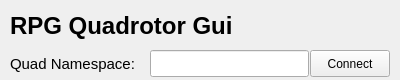
This is gui/rqt_quad_gui/resource/quad_name_widget.ui in uzh-rpg/rpg_quadrotor_control as Qt 5 draws it before an edit. The edited form follows.
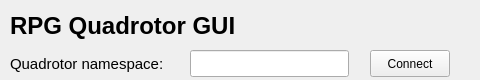
This is the edited form.

Diff of the .ui file:
```diff
--- a/gui/rqt_quad_gui/resource/quad_name_widget.ui
+++ b/gui/rqt_quad_gui/resource/quad_name_widget.ui
@@ -6,7 +6,7 @@
    <rect>
     <x>0</x>
     <y>0</y>
-    <width>400</width>
+    <width>480</width>
     <height>80</height>
    </rect>
   </property>
@@ -42,13 +42,13 @@
     </font>
    </property>
    <property name="text">
-    <string>RPG Quadrotor Gui</string>
+    <string>RPG Quadrotor GUI</string>
    </property>
   </widget>
   <widget class="QPushButton" name="button_connect">
    <property name="geometry">
     <rect>
-     <x>310</x>
+     <x>370</x>
      <y>50</y>
      <width>80</width>
      <height>27</height>
@@ -63,7 +63,7 @@
     <rect>
      <x>10</x>
      <y>50</y>
-     <width>141</width>
+     <width>171</width>
      <height>27</height>
     </rect>
    </property>
@@ -79,18 +79,24 @@
     </font>
    </property>
    <property name="text">
-    <string>Quad Namespace:</string>
+    <string>Quadrotor namespace:</string>
    </property>
   </widget>
   <widget class="QLineEdit" name="namespace_text">
    <property name="geometry">
     <rect>
-     <x>150</x>
+     <x>190</x>
      <y>50</y>
      <width>159</width>
      <height>27</height>
     </rect>
    </property>
+   <property name="font">
+    <font>
+     <weight>75</weight>
+     <bold>true</bold>
+    </font>
+   </property>
    <property name="toolTip">
     <string>Topic to send Twist message to</string>
    </property>
```
